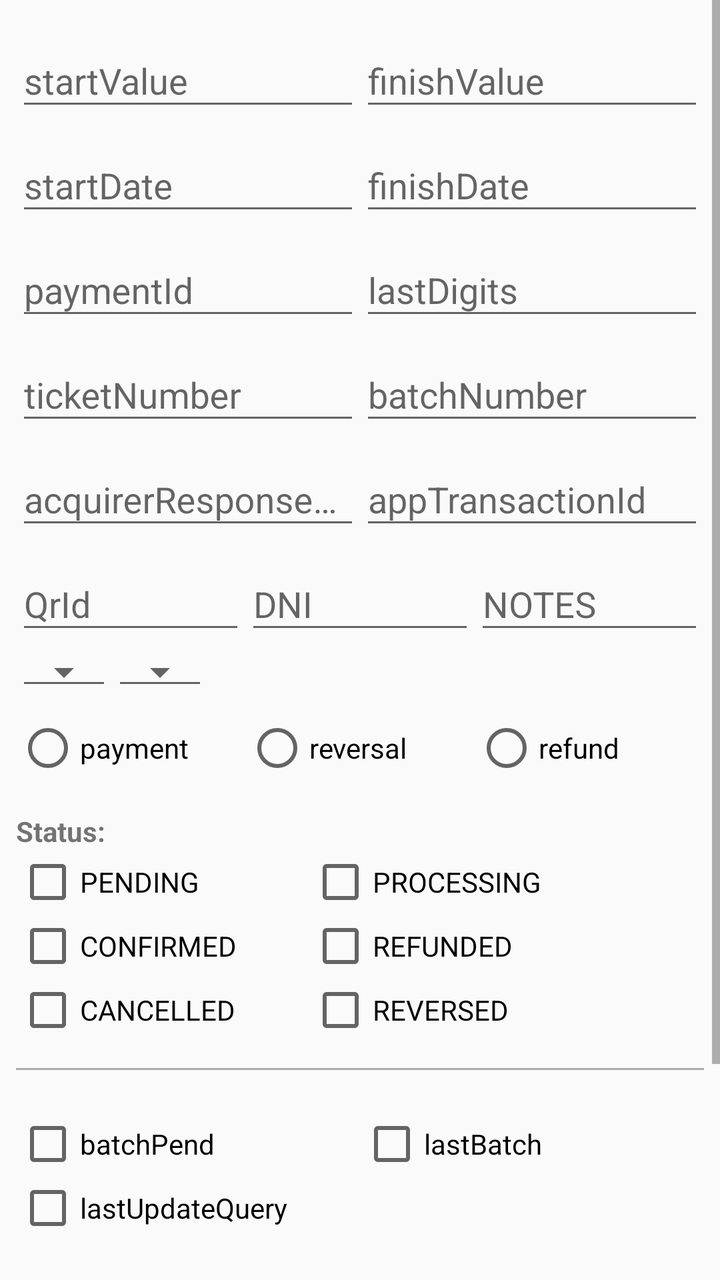
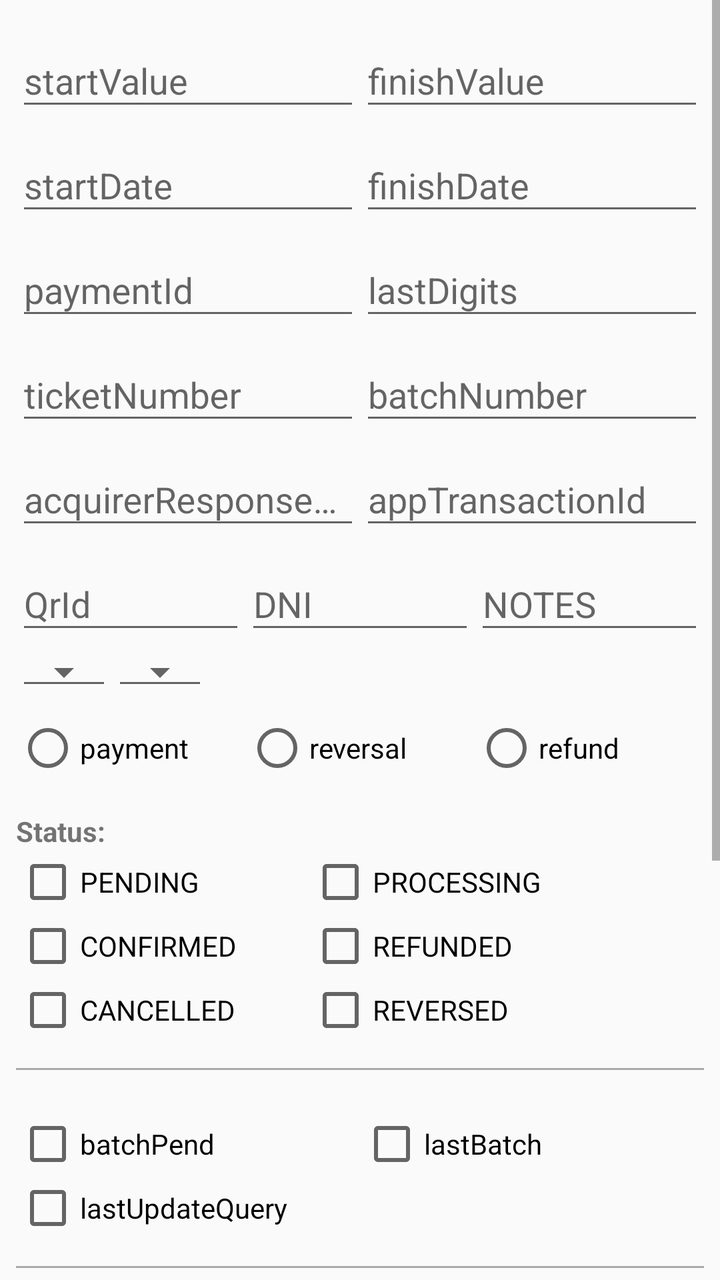

Before-and-after screenshots of an Android layout around one commit, followed by the original layout XML and the change that was made.
<!-- AndroidManifest.xml: application theme AppTheme -->
<!-- res/layout/activity_transaction_list.xml -->
<FrameLayout xmlns:android="http://schemas.android.com/apk/res/android"
    xmlns:app="http://schemas.android.com/apk/res-auto"
    xmlns:tools="http://schemas.android.com/tools"
    android:id="@+id/container_transaction"
    android:layout_width="match_parent"
    android:layout_height="match_parent">


    <ScrollView
        android:layout_width="fill_parent"
        android:layout_height="fill_parent">

        <LinearLayout
            android:id="@+id/searchContainer"
            android:layout_width="match_parent"
            android:layout_height="match_parent"
            android:orientation="vertical"
            android:paddingLeft="8dp"
            android:paddingTop="8dp"
            android:paddingRight="8dp">

            <LinearLayout
                android:layout_width="match_parent"
                android:layout_height="wrap_content"
                android:clickable="false"
                android:orientation="vertical">

                <LinearLayout
                    android:layout_width="fill_parent"
                    android:layout_height="wrap_content"
                    android:orientation="horizontal">

                    <com.google.android.material.textfield.TextInputLayout
                        android:layout_width="0.0dip"
                        android:layout_height="fill_parent"
                        android:layout_weight="1.0">

                        <EditText
                            android:id="@+id/min_value"
                            android:layout_width="match_parent"
                            android:layout_height="match_parent"
                            android:ems="10"
                            android:hint="startValue"
                            android:inputType="number" />
                    </com.google.android.material.textfield.TextInputLayout>

                    <com.google.android.material.textfield.TextInputLayout
                        android:layout_width="0.0dip"
                        android:layout_height="fill_parent"
                        android:layout_weight="1.0">

                        <EditText
                            android:id="@+id/max_value"
                            android:layout_width="match_parent"
                            android:layout_height="match_parent"
                            android:hint="finishValue"
                            android:inputType="number" />
                    </com.google.android.material.textfield.TextInputLayout>

                </LinearLayout>


                <LinearLayout
                    android:layout_width="fill_parent"
                    android:layout_height="wrap_content"
                    android:orientation="horizontal">

                    <com.google.android.material.textfield.TextInputLayout
                        android:layout_width="0.0dip"
                        android:layout_height="fill_parent"
                        android:layout_weight="1.0">

                        <EditText
                            android:id="@+id/start_date"
                            android:layout_width="match_parent"
                            android:layout_height="match_parent"
                            android:ems="10"
                            android:focusable="true"
                            android:focusableInTouchMode="false"
                            android:hint="startDate"
                            android:inputType="date" />
                    </com.google.android.material.textfield.TextInputLayout>

                    <com.google.android.material.textfield.TextInputLayout
                        android:layout_width="0.0dip"
                        android:layout_height="fill_parent"
                        android:layout_weight="1.0">

                        <EditText
                            android:id="@+id/finish_date"
                            android:layout_width="match_parent"
                            android:layout_height="match_parent"
                            android:ems="10"
                            android:focusable="true"
                            android:focusableInTouchMode="false"
                            android:hint="finishDate"
                            android:inputType="date" />
                    </com.google.android.material.textfield.TextInputLayout>

                </LinearLayout>

                <LinearLayout
                    android:layout_width="fill_parent"
                    android:layout_height="wrap_content"
                    android:orientation="horizontal">

                    <com.google.android.material.textfield.TextInputLayout
                        android:id="@+id/textInputPaymentId"
                        android:layout_width="0.0dip"
                        android:hint="paymentId"
                        android:layout_height="fill_parent"
                        android:layout_weight="1.0">

                        <EditText
                            android:id="@+id/paymentId"
                            android:layout_width="match_parent"
                            android:layout_height="wrap_content"
                            android:inputType="text" />
                    </com.google.android.material.textfield.TextInputLayout>

                    <com.google.android.material.textfield.TextInputLayout
                        android:layout_width="0.0dip"
                        android:layout_height="fill_parent"
                        android:layout_weight="1.0">

                        <EditText
                            android:id="@+id/last_digits"
                            android:layout_width="match_parent"
                            android:layout_height="match_parent"
                            android:hint="lastDigits"
                            android:inputType="numberDecimal"
                            android:maxLength="12" />
                    </com.google.android.material.textfield.TextInputLayout>


                </LinearLayout>

                <LinearLayout
                    android:layout_width="fill_parent"
                    android:layout_height="wrap_content"
                    android:orientation="horizontal">

                    <com.google.android.material.textfield.TextInputLayout
                        android:layout_width="0.0dip"
                        android:layout_height="fill_parent"
                        android:layout_weight="1.0">

                        <EditText
                            android:id="@+id/ticket_number"
                            android:layout_width="match_parent"
                            android:layout_height="match_parent"
                            android:hint="ticketNumber"
                            android:inputType="numberDecimal"
                            android:maxLength="12" />
                    </com.google.android.material.textfield.TextInputLayout>

                    <com.google.android.material.textfield.TextInputLayout
                        android:layout_width="0.0dip"
                        android:layout_height="fill_parent"
                        android:layout_weight="1.0">

                        <EditText
                            android:id="@+id/batch_number"
                            android:layout_width="match_parent"
                            android:layout_height="match_parent"
                            android:hint="batchNumber"
                            android:inputType="numberDecimal" />
                    </com.google.android.material.textfield.TextInputLayout>

                </LinearLayout>

                <LinearLayout
                    android:layout_width="fill_parent"
                    android:layout_height="wrap_content"
                    android:orientation="horizontal">

                    <com.google.android.material.textfield.TextInputLayout
                        android:layout_width="0.0dip"
                        android:layout_height="wrap_content"
                        android:layout_weight="1.0">

                        <EditText
                            android:id="@+id/acquirer_response_code"
                            android:layout_width="match_parent"
                            android:layout_height="match_parent"
                            android:hint="acquirerResponseCode"
                            android:inputType="numberDecimal"
                            android:maxLength="12" />
                    </com.google.android.material.textfield.TextInputLayout>

                    <com.google.android.material.textfield.TextInputLayout
                        android:layout_width="0.0dip"
                        android:layout_height="fill_parent"
                        android:layout_weight="1.0">

                        <EditText
                            android:id="@+id/appTransactionIdEdt"
                            android:layout_width="match_parent"
                            android:layout_height="match_parent"
                            android:ems="10"
                            android:hint="appTransactionId"
                            android:inputType="text" />
                    </com.google.android.material.textfield.TextInputLayout>

                </LinearLayout>

                <LinearLayout
                    android:id="@+id/container_payment"
                    android:layout_width="fill_parent"
                    android:layout_height="wrap_content"
                    android:orientation="horizontal">

                    <com.google.android.material.textfield.TextInputLayout
                        android:layout_width="0.0dip"
                        android:layout_height="fill_parent"
                        android:layout_weight="1.0">

                        <EditText
                            android:id="@+id/qrId"
                            android:layout_width="match_parent"
                            android:layout_height="match_parent"
                            android:hint="@string/qrId"
                            android:inputType="number" />
                    </com.google.android.material.textfield.TextInputLayout>

                    <com.google.android.material.textfield.TextInputLayout
                        android:layout_width="0.0dip"
                        android:layout_height="fill_parent"
                        android:layout_weight="1.0">

                        <EditText
                            android:id="@+id/dni"
                            android:layout_width="match_parent"
                            android:layout_height="match_parent"
                            android:hint="@string/dni"
                            android:inputType="number"
                            android:maxLength="10" />
                    </com.google.android.material.textfield.TextInputLayout>

                    <com.google.android.material.textfield.TextInputLayout
                        android:layout_width="0.0dip"
                        android:layout_height="fill_parent"
                        android:layout_weight="1.0">

                        <EditText
                            android:id="@+id/notes"
                            android:layout_width="match_parent"
                            android:layout_height="match_parent"
                            android:hint="@string/notes"
                            android:inputType="text"
                            android:maxLength="120" />
                    </com.google.android.material.textfield.TextInputLayout>

                </LinearLayout>

                <LinearLayout
                    android:layout_width="wrap_content"
                    android:layout_height="wrap_content"
                    android:orientation="horizontal">

                    <Spinner
                        android:id="@+id/productShortName"
                        style="@style/Widget.AppCompat.Spinner.Underlined"
                        android:layout_width="match_parent"
                        android:layout_height="match_parent"

                        android:autofillHints="productShortName"
                        android:spinnerMode="dropdown" />

                    <Spinner
                        android:id="@+id/operationMethod"
                        style="@style/Widget.AppCompat.Spinner.Underlined"
                        android:layout_width="match_parent"
                        android:layout_height="match_parent"
                        android:autofillHints="operationMethod"
                        android:spinnerMode="dropdown" />


                </LinearLayout>

                <RadioGroup
                    android:id="@+id/typeFilter"
                    android:layout_width="match_parent"
                    android:layout_height="match_parent"
                    android:checkedButton="@id/trxType_all"
                    android:orientation="horizontal"
                    android:paddingVertical="8dp">

                    <RadioButton
                        android:id="@+id/type_payment"
                        android:layout_width="match_parent"
                        android:layout_height="match_parent"
                        android:layout_weight="1.0"
                        android:text="payment" />

                    <RadioButton
                        android:id="@+id/type_reversal"
                        android:layout_width="match_parent"
                        android:layout_height="match_parent"
                        android:layout_weight="1.0"
                        android:text="reversal" />

                    <RadioButton
                        android:id="@+id/type_refund"
                        android:layout_width="match_parent"
                        android:layout_height="match_parent"
                        android:layout_weight="1.0"
                        android:text="refund" />

                </RadioGroup>

                <LinearLayout
                    android:layout_width="match_parent"
                    android:layout_height="wrap_content"
                    android:orientation="vertical"
                    android:paddingTop="8dp">

                    <TextView
                        android:layout_width="wrap_content"
                        android:layout_height="wrap_content"
                        android:text="Status:"
                        android:textStyle="bold" />

                    <LinearLayout
                        android:layout_width="match_parent"
                        android:layout_height="wrap_content"
                        android:orientation="horizontal">

                        <LinearLayout
                            android:layout_width="wrap_content"
                            android:layout_height="match_parent"
                            android:layout_marginEnd="36dp"
                            android:orientation="vertical">

                            <CheckBox
                                android:id="@+id/pay_status.PENDING"
                                android:layout_width="match_parent"
                                android:layout_height="wrap_content"
                                android:text="PENDING" />

                            <CheckBox
                                android:id="@+id/pay_status.CONFIRMED"
                                android:layout_width="match_parent"
                                android:layout_height="wrap_content"
                                android:text="CONFIRMED" />

                            <CheckBox
                                android:id="@+id/pay_status.CANCELLED"
                                android:layout_width="match_parent"
                                android:layout_height="wrap_content"
                                android:text="CANCELLED" />

                        </LinearLayout>


                        <LinearLayout
                            android:layout_width="wrap_content"
                            android:layout_height="match_parent"
                            android:orientation="vertical">

                            <CheckBox
                                android:id="@+id/pay_status.PROCESSING"
                                android:layout_width="match_parent"
                                android:layout_height="wrap_content"
                                android:text="PROCESSING" />

                            <CheckBox
                                android:id="@+id/pay_status.REFUNDED"
                                android:layout_width="match_parent"
                                android:layout_height="wrap_content"
                                android:text="REFUNDED" />

                            <CheckBox
                                android:id="@+id/pay_status.REVERSED"
                                android:layout_width="match_parent"
                                android:layout_height="wrap_content"
                                android:text="REVERSED" />

                        </LinearLayout>

                    </LinearLayout>

                </LinearLayout>

                <View
                    android:layout_width="match_parent"
                    android:layout_height="1dp"
                    android:layout_marginVertical="13dp"
                    android:background="@android:color/darker_gray" />

                <LinearLayout
                    android:layout_width="match_parent"
                    android:layout_height="wrap_content"
                    android:layout_marginTop="8dp">

                    <CheckBox
                        android:id="@+id/batch_pend"
                        android:layout_width="0.0dip"
                        android:layout_height="fill_parent"
                        android:layout_weight="1.0"
                        android:text="batchPend" />

                    <CheckBox
                        android:id="@+id/last_batch"
                        android:layout_width="0.0dip"
                        android:layout_height="fill_parent"
                        android:layout_weight="1.0"
                        android:text="lastBatch" />

                </LinearLayout>

                <LinearLayout
                    android:layout_width="match_parent"
                    android:layout_height="wrap_content">
                    <CheckBox
                        android:id="@+id/last_updated_query"
                        android:layout_width="0.0dip"
                        android:layout_height="fill_parent"
                        android:layout_weight="1.0"
                        android:text="lastUpdateQuery" />
                </LinearLayout>
            </LinearLayout>

            <Button
                android:id="@+id/doSearchBtn"
                android:layout_width="match_parent"
                android:layout_height="wrap_content"
                android:layout_marginTop="18dp"
                android:text="@string/search_transaction" />

            <Button
                android:id="@+id/doCleaning"
                android:layout_width="match_parent"
                android:layout_height="wrap_content"
                android:layout_marginTop="18dp"
                android:layout_marginBottom="18dp"
                android:text="@string/doCleaningFilters" />

        </LinearLayout>
    </ScrollView>

</FrameLayout>
<!-- resources referenced by this layout -->
<resources>
  <string name="dni" translatable="false">DNI</string>
  <string name="doCleaningFilters">Limpar filtros</string>
  <string name="notes" translatable="false">NOTES</string>
  <string name="qrId" translatable="false">QrId</string>
  <string name="search_transaction">Consultar transações</string>
  <style name="AppTheme" parent="Theme.AppCompat.Light.DarkActionBar">
          
          <item name="colorPrimary">@color/colorPrimary</item>
          <item name="colorPrimaryDark">@color/colorPrimaryDark</item>
          <item name="colorAccent">@color/colorAccent</item>
      </style>
  <color name="colorPrimary">#3F51B5</color>
  <color name="colorPrimaryDark">#303F9F</color>
  <color name="colorAccent">#FF4081</color>
</resources>

<!-- the commit's change to res/layout/activity_transaction_list.xml (unified diff, before → after) -->
@@ -419,6 +419,68 @@
                         android:layout_weight="1.0"
                         android:text="lastUpdateQuery" />
                 </LinearLayout>
+                <View
+                    android:layout_width="match_parent"
+                    android:layout_height="1dp"
+                    android:layout_marginVertical="13dp"
+                    android:background="@android:color/darker_gray" />
+                <TextView
+                    android:layout_width="wrap_content"
+                    android:layout_height="wrap_content"
+                    android:text="CHANNEL"
+                    android:paddingBottom="8dp"
+                    android:textStyle="bold" />
+
+                <LinearLayout
+                    android:layout_width="match_parent"
+                    android:layout_height="wrap_content">
+                    <CheckBox
+                        android:id="@+id/qr"
+                        android:layout_width="0.0dip"
+                        android:layout_height="fill_parent"
+                        android:layout_weight="1.0"
+                        android:text="QR" />
+                    <CheckBox
+                        android:id="@+id/card_present"
+                        android:layout_width="0.0dip"
+                        android:layout_height="fill_parent"
+                        android:layout_weight="1.0"
+                        android:text="Card Present" />
+                </LinearLayout>
+                <View
+                    android:layout_width="match_parent"
+                    android:layout_height="1dp"
+                    android:layout_marginVertical="13dp"
+                    android:background="@android:color/darker_gray" />
+                <TextView
+                    android:layout_width="wrap_content"
+                    android:layout_height="wrap_content"
+                    android:text="MODALITY"
+                    android:paddingBottom="8dp"
+                    android:textStyle="bold" />
+
+                <LinearLayout
+                    android:layout_width="match_parent"
+                    android:layout_height="wrap_content">
+                    <CheckBox
+                        android:id="@+id/debit"
+                        android:layout_width="0.0dip"
+                        android:layout_height="fill_parent"
+                        android:layout_weight="1.0"
+                        android:text="DEBIT" />
+                    <CheckBox
+                        android:id="@+id/credit"
+                        android:layout_width="0.0dip"
+                        android:layout_height="fill_parent"
+                        android:layout_weight="1.0"
+                        android:text="CREDIT" />
+                    <CheckBox
+                        android:id="@+id/qr_transfer"
+                        android:layout_width="0.0dip"
+                        android:layout_height="fill_parent"
+                        android:layout_weight="1.0"
+                        android:text="QR TRANSFER" />
+                </LinearLayout>
             </LinearLayout>
 
             <Button
